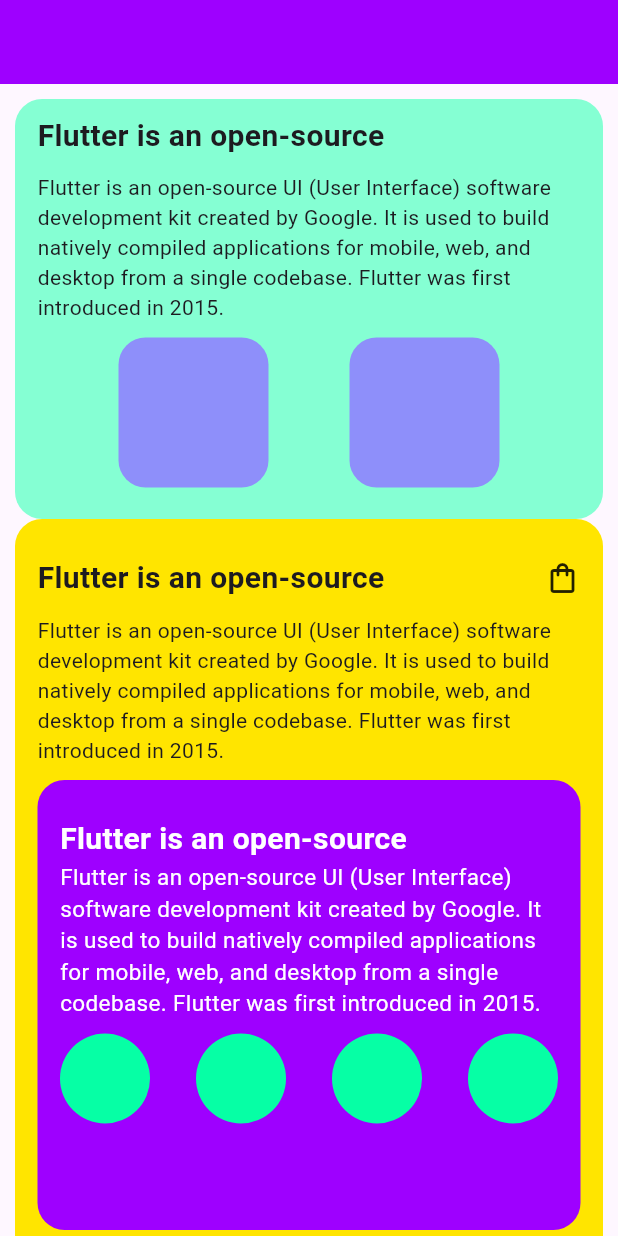
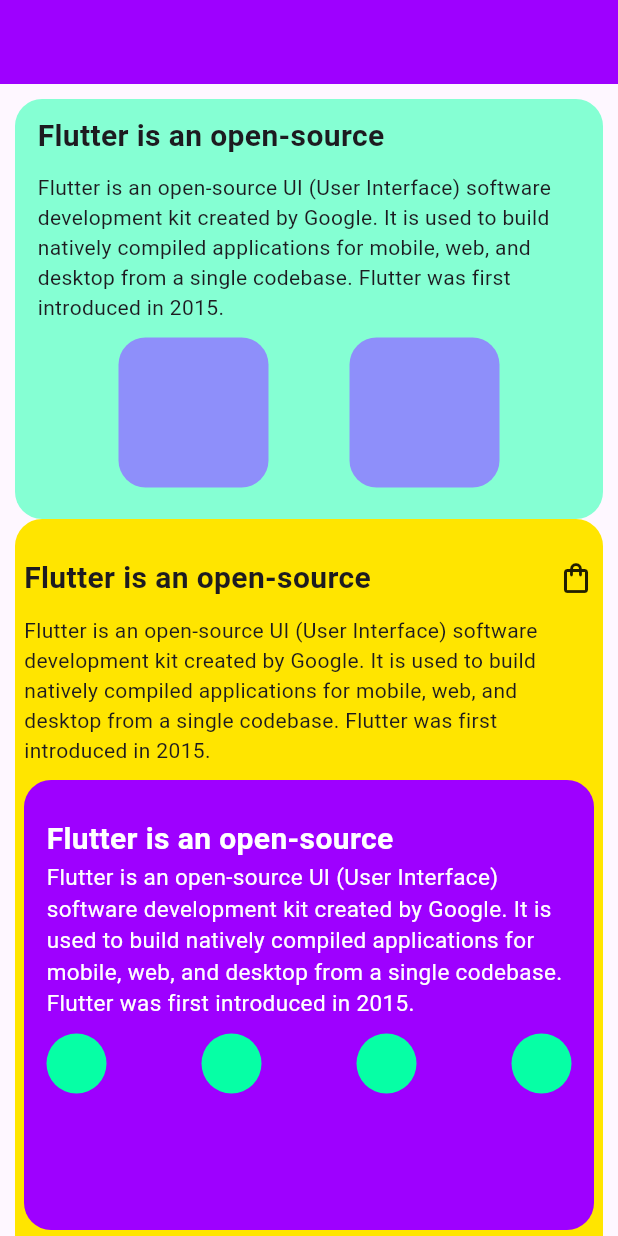
Before and after one commit to Tharusha-Nethmina-Dasanayaka/My_first_Flutter_App_project, a Flutter app: the screen it shows after launch, on a phone screen of 412 x 824 dp. Run offline on Flutter 3.47's test engine with Material 3 defaults, Android fonts, the phone set to English and light mode, and no system bars.

Commit message:
Layout_Example_last

```diff
--- a/lib/main.dart
+++ b/lib/main.dart
@@ -8,8 +8,8 @@ void main(){
 class MyApp extends StatelessWidget {
   const MyApp({super.key});
 
-  final double Circle_width = 60;
-  final double Circle_height = 60;
+  final double Circle_width = 40;
+  final double Circle_height = 40;
 
 
   @override
@@ -64,7 +64,7 @@ class MyApp extends StatelessWidget {
                             height: 100,
                             decoration: BoxDecoration(
                               borderRadius: BorderRadius.circular(18),
-                              color: Color(0xff8E8FFA)
+                              color: const Color(0xff8E8FFA)
                             ),
                           ),
                         ],)
@@ -72,7 +72,7 @@ class MyApp extends StatelessWidget {
                   ),
                 ),
                 Container(
-                  padding: EdgeInsets.symmetric(horizontal: 15,vertical: 25),
+                  padding: const EdgeInsets.symmetric(horizontal: 6,vertical: 25),
                   width: double.infinity,
                   height:500,
                   decoration: BoxDecoration(
@@ -81,7 +81,7 @@ class MyApp extends StatelessWidget {
                   ),
                   child:  Column(
                     children: [
-                      Row(
+                      const Row(
                         mainAxisAlignment: MainAxisAlignment.spaceBetween,
                         children: [
                           Text("Flutter is an open-source",style: TextStyle(
@@ -91,14 +91,14 @@ class MyApp extends StatelessWidget {
                          Icon(Icons.shopping_bag_outlined),
                         ],
                       ),
-                      SizedBox(height: 10,),
-                      Text("Flutter is an open-source UI (User Interface) software development kit created by Google. It is used to build natively compiled applications for mobile, web, and desktop from a single codebase. Flutter was first introduced in 2015.",style: TextStyle(fontSize: 14,
+                      const SizedBox(height: 10,),
+                      const Text("Flutter is an open-source UI (User Interface) software development kit created by Google. It is used to build natively compiled applications for mobile, web, and desktop from a single codebase. Flutter was first introduced in 2015.",style: TextStyle(fontSize: 14,
                             fontWeight: FontWeight.w400,
                           ),
                           ),
-                          SizedBox(height: 10,),
+                          const SizedBox(height: 10,),
                           Container(
-                            padding: EdgeInsets.symmetric(horizontal: 15,vertical: 25),
+                            padding: const EdgeInsets.symmetric(horizontal: 15,vertical: 25),
                           width: double.infinity,
                            height:300,
                            decoration: BoxDecoration(
@@ -108,17 +108,17 @@ class MyApp extends StatelessWidget {
                             child: Column(
                               crossAxisAlignment: CrossAxisAlignment.start,
                               children: [
-                                Text("Flutter is an open-source",style: TextStyle(
+                                const Text("Flutter is an open-source",style: TextStyle(
                                   fontSize: 20,
                                   fontWeight: FontWeight.w700,
                                   color: Color(0xffFFFFFF),
                                 ),),
-                                Text("Flutter is an open-source UI (User Interface) software development kit created by Google. It is used to build natively compiled applications for mobile, web, and desktop from a single codebase. Flutter was first introduced in 2015.",style: TextStyle(
+                                const Text("Flutter is an open-source UI (User Interface) software development kit created by Google. It is used to build natively compiled applications for mobile, web, and desktop from a single codebase. Flutter was first introduced in 2015.",style: TextStyle(
                                   fontSize: 15,
                                   fontWeight: FontWeight.w400,
                                   color: Color(0xffFFFFFF),
                                 ),),
-                                SizedBox(height: 10,),
+                                const SizedBox(height: 10,),
                                 Row(
                                   mainAxisAlignment: MainAxisAlignment.spaceBetween,
                                   children: [
@@ -127,7 +127,7 @@ class MyApp extends StatelessWidget {
                                       height: Circle_height,
                                       decoration: BoxDecoration(
                                         borderRadius: BorderRadius.circular(100),
-                                        color: Color(0xff06FFA5)
+                                        color: const Color(0xff06FFA5)
                                       ),
                                     ),
                                     Container(
@@ -135,7 +135,7 @@ class MyApp extends StatelessWidget {
                                       height: Circle_height,
                                       decoration: BoxDecoration(
                                         borderRadius: BorderRadius.circular(100),
-                                        color: Color(0xff06FFA5)
+                                        color: const Color(0xff06FFA5)
                                       ),
                                     ),
                                     Container(
@@ -143,7 +143,7 @@ class MyApp extends StatelessWidget {
                                       height: Circle_height,
                                       decoration: BoxDecoration(
                                         borderRadius: BorderRadius.circular(100),
-                                        color: Color(0xff06FFA5)
+                                        color: const Color(0xff06FFA5)
                                       ),
                                     ),
                                     Container(
@@ -151,13 +151,13 @@ class MyApp extends StatelessWidget {
                                       height: Circle_height,
                                       decoration: BoxDecoration(
                                         borderRadius: BorderRadius.circular(100),
-                                        color: Color(0xff06FFA5)
+                                        color: const Color(0xff06FFA5)
                                       ),
                                     )
                                   ],
                                 )
-
-                              ],),)
+                            ],)
+                        ,)
                     ],
                   ),
                 ),
```
